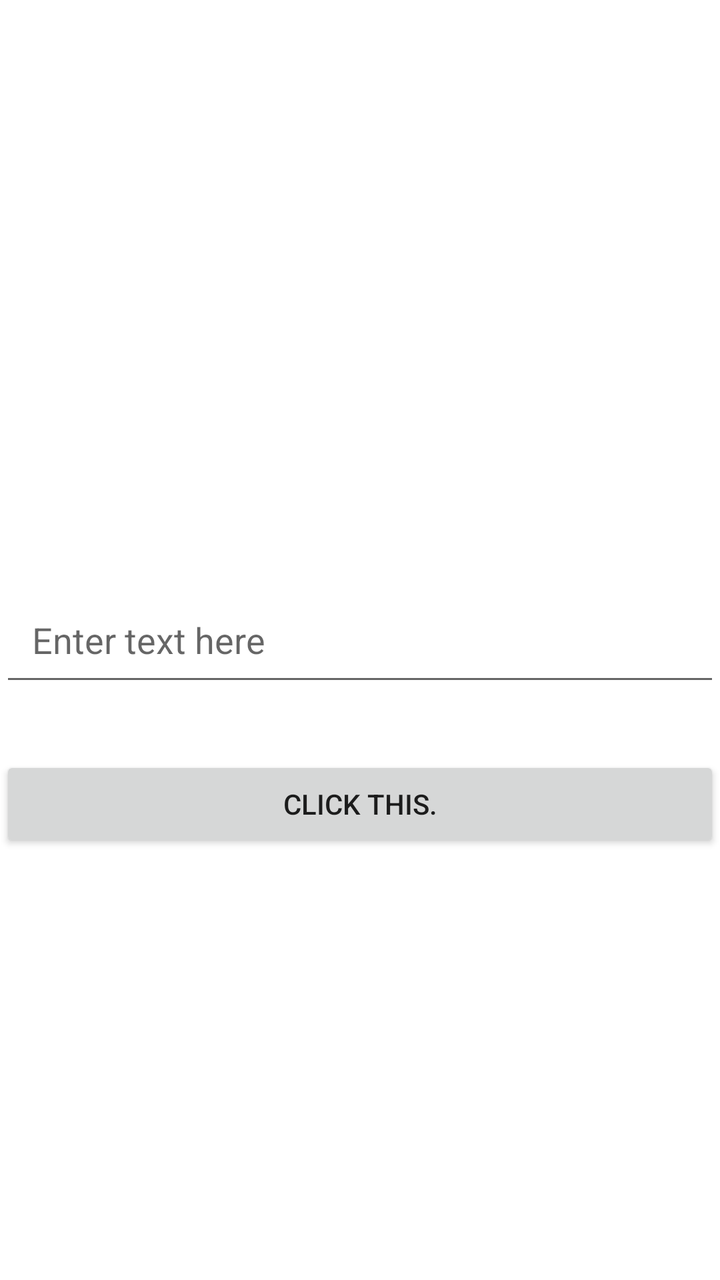
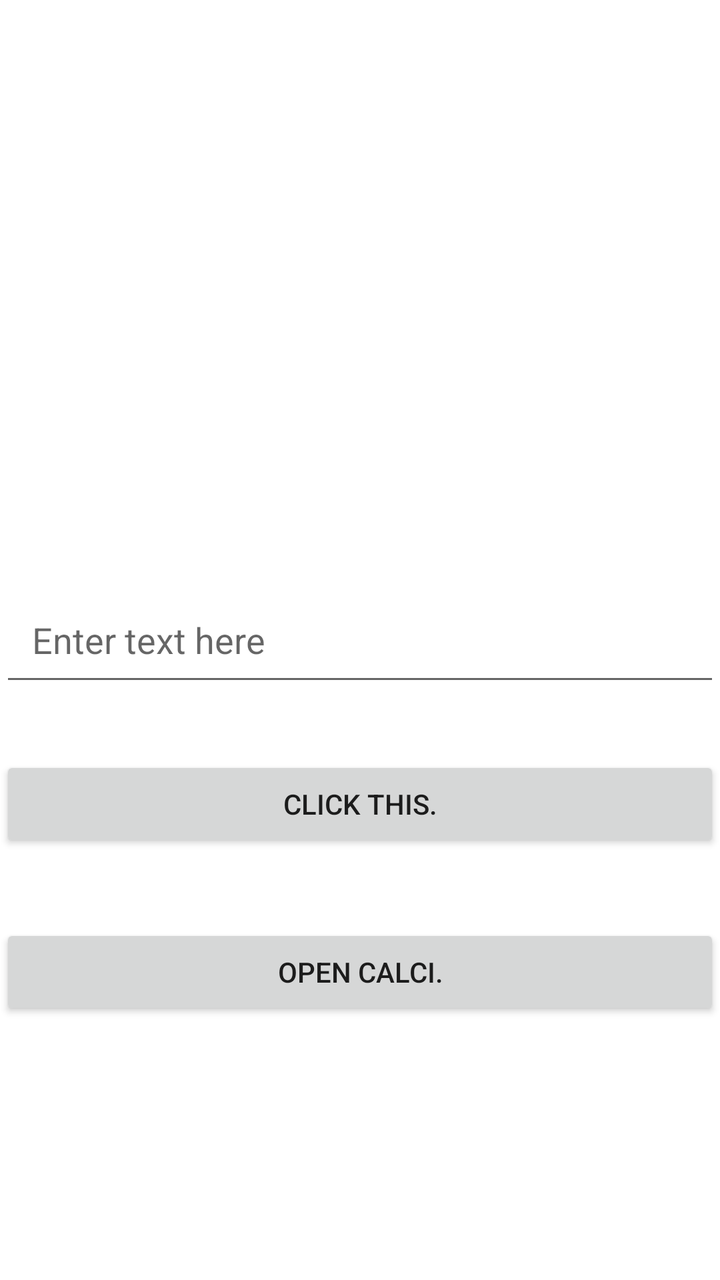

Before-and-after screenshots of an Android layout around one commit, followed by the original layout XML and the change that was made.
<!-- AndroidManifest.xml: application theme Theme.Androidlab -->
<!-- res/layout/activity_main.xml -->
<?xml version="1.0" encoding="utf-8"?>
<RelativeLayout xmlns:android="http://schemas.android.com/apk/res/android"
    xmlns:tools="http://schemas.android.com/tools"
    android:layout_width="match_parent"
    android:layout_height="match_parent"
    tools:context=".MainActivity">

    <ImageView
        android:id="@+id/backgroundImage"
        android:layout_width="match_parent"
        android:layout_height="match_parent"
        android:scaleType="centerCrop"
        android:visibility="gone"
        android:src="@drawable/hqdef"/> 
    <EditText
        android:id="@+id/editText"
        android:layout_width="match_parent"
        android:layout_height="wrap_content"
        android:hint="Enter text here"
        android:inputType="text"
        android:padding="16dp"
        android:layout_centerInParent="true" />

    
    <Button
        android:id="@+id/butt"
        android:layout_width="match_parent"
        android:layout_height="wrap_content"
        android:layout_alignParentBottom="true"
        android:layout_marginBottom="214dp"
        android:text="Click this." />
</RelativeLayout>
<!-- resources referenced by this layout -->
<resources>
  <!-- drawable hqdef: jpg bitmap (drawable, 22585 bytes) -->
  <style name="Theme.Androidlab" parent="Theme.MaterialComponents.DayNight.DarkActionBar">
          
          <item name="colorPrimary">@color/purple_500</item>
          <item name="colorPrimaryVariant">@color/purple_700</item>
          <item name="colorOnPrimary">@color/white</item>
          
          <item name="colorSecondary">@color/teal_200</item>
          <item name="colorSecondaryVariant">@color/teal_700</item>
          <item name="colorOnSecondary">@color/black</item>
          
          <item name="android:statusBarColor">?attr/colorPrimaryVariant</item>
          
      </style>
  <color name="purple_500">#FF6200EE</color>
  <color name="purple_700">#FF3700B3</color>
  <color name="white">#FFFFFFFF</color>
  <color name="teal_200">#FF03DAC5</color>
  <color name="teal_700">#FF018786</color>
  <color name="black">#FF000000</color>
</resources>

<!-- the commit's change to res/layout/activity_main.xml (unified diff, before → after) -->
@@ -29,4 +29,12 @@
         android:layout_alignParentBottom="true"
         android:layout_marginBottom="214dp"
         android:text="Click this." />
+    <Button
+        android:id="@+id/calcibutt"
+        android:layout_width="match_parent"
+        android:layout_height="wrap_content"
+        android:layout_alignParentBottom="true"
+        android:layout_marginBottom="130dp"
+        android:text="open Calci." />
+
 </RelativeLayout>
